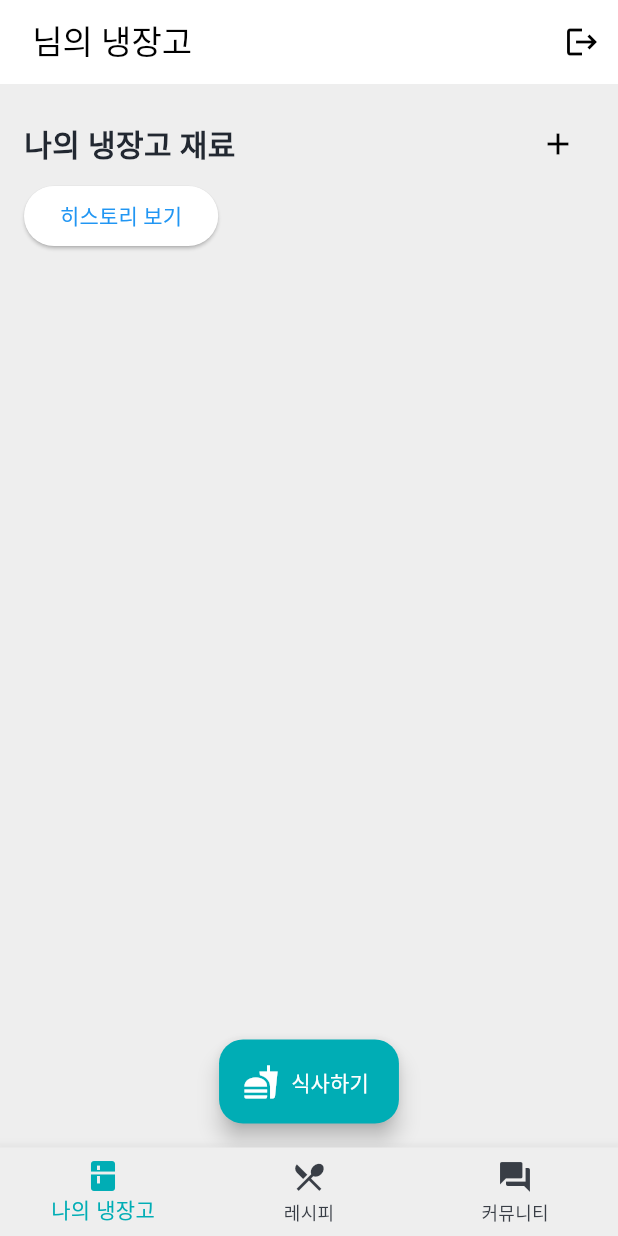
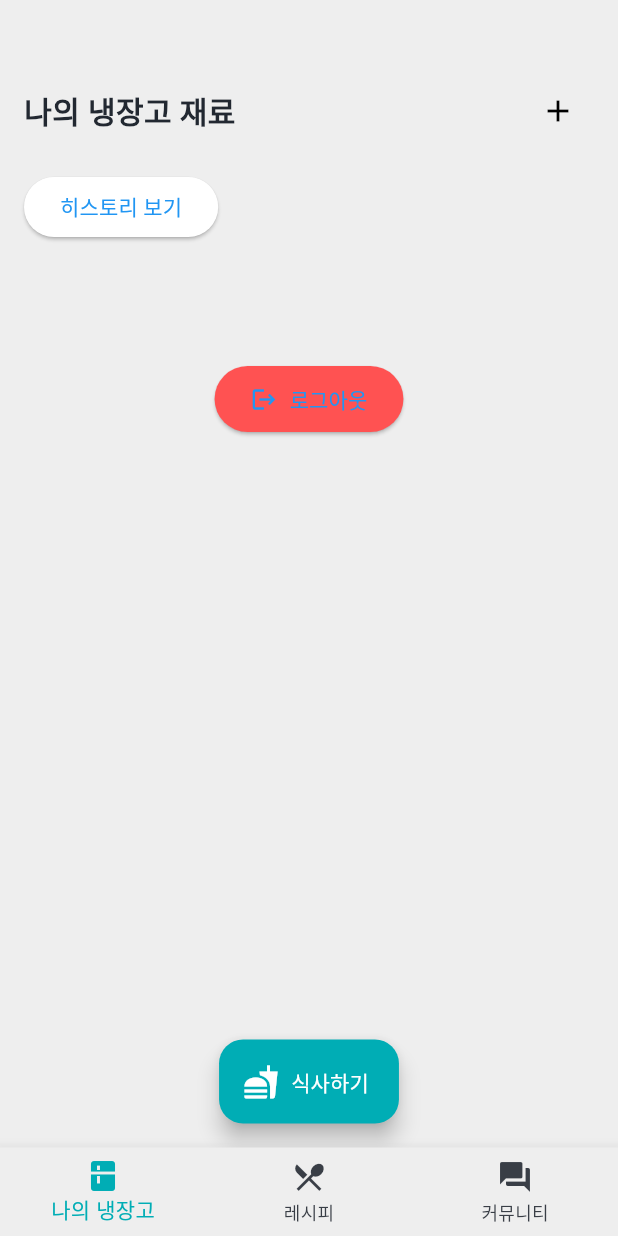
Before and after one commit to ha9eun/madcamp2_fridge_front, a Flutter app: the screen it shows after launch, on a phone screen of 412 x 824 dp. Run offline on Flutter 3.47's test engine with Material 3 defaults, Android fonts, the phone set to English and light mode, and no system bars; our stand-ins replace fluttertoast, google_generative_ai, shared_preferences, youtube_player_flutter; missing offline and left inert: kakao_flutter_sdk_user; network calls fail.

Commit message:
appbar 삭제

```diff
--- a/lib/view/my_page.dart
+++ b/lib/view/my_page.dart
@@ -23,8 +23,7 @@ class _MyPageState extends State<MyPage> {
 
   void _loadIngredients() async {
     final userViewModel = Provider.of<UserViewModel>(context, listen: false);
-    final ingredientViewModel = Provider.of<IngredientViewModel>(
-        context, listen: false);
+    final ingredientViewModel = Provider.of<IngredientViewModel>(context, listen: false);
     await ingredientViewModel.fetchIngredients(userViewModel.kakaoId);
   }
 
@@ -44,8 +43,7 @@ class _MyPageState extends State<MyPage> {
             ),
             TextButton(
               onPressed: () {
-                final userViewModel = Provider.of<UserViewModel>(
-                    context, listen: false);
+                final userViewModel = Provider.of<UserViewModel>(context, listen: false);
                 userViewModel.logout(context);
                 Navigator.of(context).pop(); // 다이얼로그 닫기
               },
@@ -68,8 +66,7 @@ class _MyPageState extends State<MyPage> {
 
   void _deleteIngredient(BuildContext context, Ingredient ingredient) {
     final userViewModel = Provider.of<UserViewModel>(context, listen: false);
-    final ingredientViewModel = Provider.of<IngredientViewModel>(
-        context, listen: false);
+    final ingredientViewModel = Provider.of<IngredientViewModel>(context, listen: false);
 
     showDialog(
       context: context,
@@ -86,8 +83,7 @@ class _MyPageState extends State<MyPage> {
             ),
             TextButton(
               onPressed: () async {
-                await ingredientViewModel.deleteIngredient(
-                    userViewModel.kakaoId, ingredient.fridgeId);
+                await ingredientViewModel.deleteIngredient(userViewModel.kakaoId, ingredient.fridgeId);
                 Navigator.of(context).pop(); // 다이얼로그 닫기
               },
               child: Text('확인'),
@@ -101,9 +97,7 @@ class _MyPageState extends State<MyPage> {
   Color _getFreshnessColor(String expirationDate) {
     final now = DateTime.now();
     final expiration = DateTime.parse(expirationDate);
-    final difference = expiration
-        .difference(now)
-        .inDays;
+    final difference = expiration.difference(now).inDays;
 
     if (difference < 0) {
       return Color(0xFF222831); // 검은색
@@ -149,20 +143,9 @@ class _MyPageState extends State<MyPage> {
 
   @override
   Widget build(BuildContext context) {
-    final userViewModel = Provider.of<UserViewModel>(context);
-
     return Scaffold(
-      appBar: AppBar(
-        title: Text('${userViewModel.nickname} 님의 냉장고'),
-        actions: [
-          IconButton(
-            icon: Icon(Icons.logout),
-            onPressed: _confirmLogout,
-          ),
-        ],
-      ),
       body: SingleChildScrollView(
-        padding: const EdgeInsets.all(16.0),
+        padding: const EdgeInsets.only(top: 50.0, left: 16.0, right: 16.0, bottom: 16.0),
         child: Column(
           crossAxisAlignment: CrossAxisAlignment.start,
           children: [
@@ -184,6 +167,7 @@ class _MyPageState extends State<MyPage> {
                 ),
               ],
             ),
+            SizedBox(height: 16),
             ElevatedButton(
               onPressed: () {
                 Navigator.push(
@@ -249,6 +233,17 @@ class _MyPageState extends State<MyPage> {
               },
             ),
             SizedBox(height: 80), // 추가 패딩
+            Center(
+              child: ElevatedButton.icon(
+                onPressed: _confirmLogout,
+                icon: Icon(Icons.logout),
+                label: Text('로그아웃'),
+                style: ElevatedButton.styleFrom(
+                  backgroundColor: Colors.redAccent,
+                  padding: EdgeInsets.symmetric(horizontal: 24, vertical: 12),
+                ),
+              ),
+            ),
           ],
         ),
       ),
```
